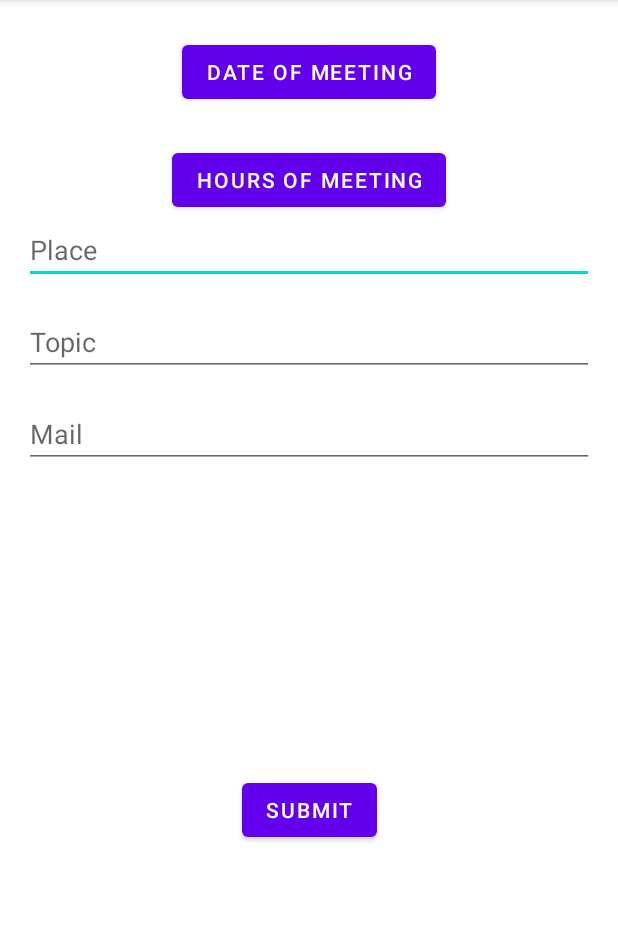
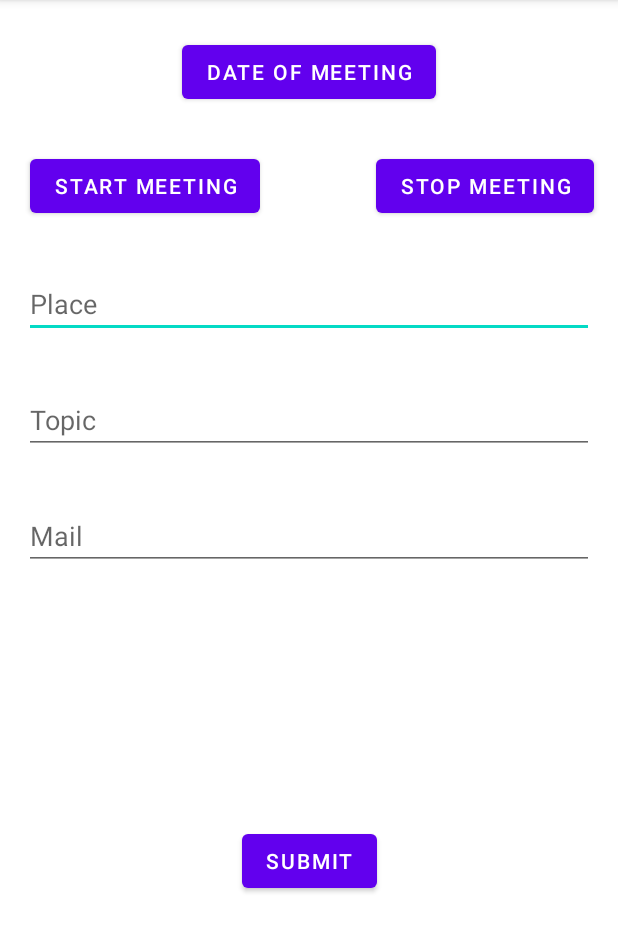
Before and after one commit to Demarlier/MaReu, an Android app: the AddMeetingActivity screen opened directly, with no data from a screen before it, on a phone screen of 412 x 824 dp, the part 84-1036 px from its top. Run offline under Robolectric (Android 15) with nearby library versions, the phone set to English and light mode, and no system bars; our stand-ins replace ButterKnife.

Commit message:
Update object hours + finition interface

```diff
--- a/app/src/main/java/johnny/demarlier/mareu/Controller/AddMeetingActivity.java
+++ b/app/src/main/java/johnny/demarlier/mareu/Controller/AddMeetingActivity.java
@@ -21,13 +21,14 @@ import butterknife.ButterKnife;
 import butterknife.OnClick;
 import johnny.demarlier.mareu.Fragment.DatePickerFragment;
 import johnny.demarlier.mareu.Fragment.TimePickerFragment;
+import johnny.demarlier.mareu.Model.Hours;
 import johnny.demarlier.mareu.Model.Meeting;
 import johnny.demarlier.mareu.Model.Room;
 import johnny.demarlier.mareu.R;
 import johnny.demarlier.mareu.Service.DI;
 import johnny.demarlier.mareu.Service.MeetingApiService;
 
-public class AddMeetingActivity extends AppCompatActivity implements DatePickerDialog.OnDateSetListener, TimePickerDialog.OnTimeSetListener {
+public class AddMeetingActivity extends AppCompatActivity implements DatePickerDialog.OnDateSetListener {
 
     @BindView(R.id.submitBtn)
     public Button submitMeeting;
@@ -50,11 +51,11 @@ public class AddMeetingActivity extends AppCompatActivity implements DatePickerD
     @BindView(R.id.mailMeeting)
     public EditText mMailMeeting;
 
+
     private MeetingApiService mMeetingApiService;
     private String currentDateString;
-    private String startTimeString;
-    private String stopTimeString;
-
+    private Hours startTimeString;
+    private Hours stopTimeString;
 
 
     @Override
@@ -74,7 +75,13 @@ public class AddMeetingActivity extends AppCompatActivity implements DatePickerD
         mStartMeeting.setOnClickListener(new View.OnClickListener() {
             @Override
             public void onClick(View v) {
-                DialogFragment timePicker = new TimePickerFragment();
+                DialogFragment timePicker = new TimePickerFragment(new TimePickerDialog.OnTimeSetListener(){
+
+                    @Override
+                    public void onTimeSet(TimePicker view, int hourOfDay, int minute) {
+                        startTimeString = hourOfDay + ":" + minute;
+                    }
+                });
                 timePicker.show(getSupportFragmentManager(), "start time picker");
 
             }
@@ -82,7 +89,12 @@ public class AddMeetingActivity extends AppCompatActivity implements DatePickerD
         mStopMeeting.setOnClickListener(new View.OnClickListener(){
             @Override
             public void onClick(View v){
-                DialogFragment timePicker = new TimePickerFragment();
+                DialogFragment timePicker = new TimePickerFragment(new TimePickerDialog.OnTimeSetListener() {
+                    @Override
+                    public void onTimeSet(TimePicker view, int hourOfDay, int minute) {
+                        stopTimeString = hourOfDay + ":" + minute;
+                    }
+                });
                 timePicker.show(getSupportFragmentManager(),"stop time picker");
             }
         });
@@ -99,17 +111,11 @@ public class AddMeetingActivity extends AppCompatActivity implements DatePickerD
 
     }
 
-    @Override
-    public void onTimeSet(TimePicker view, int hourOfDay, int minute) {
-        startTimeString = hourOfDay + ":" + minute;
-        stopTimeString = hourOfDay + ":" + minute;
-
-    }
 
     @OnClick(R.id.submitBtn)
     void addMeeting() {
-        String startMeeting = startTimeString;
-        String stopMeeting = stopTimeString;
+        Hours startMeeting = new Hours(startTimeString.toString());
+        Hours stopMeeting = new Hours(stopTimeString.toString());
         String date = currentDateString;
         Room place = new Room(mPlaceMeeting.getEditableText().toString());
         String topic = mTopicMeeting.getEditableText().toString();
--- a/app/src/main/java/johnny/demarlier/mareu/Controller/ListMeetingActivity.java
+++ b/app/src/main/java/johnny/demarlier/mareu/Controller/ListMeetingActivity.java
@@ -88,7 +88,7 @@ public class ListMeetingActivity extends AppCompatActivity implements MeetingLis
     }
 
 
-    // @Override
+    @Override
     public void onClickDelete(Meeting meeting) {
         mMeetingApiService.deleteMeeting(meeting);
         loadData();
--- a/app/src/main/java/johnny/demarlier/mareu/Fragment/TimePickerFragment.java
+++ b/app/src/main/java/johnny/demarlier/mareu/Fragment/TimePickerFragment.java
@@ -11,6 +11,10 @@ import androidx.fragment.app.DialogFragment;
 import java.util.Calendar;
 
 public class TimePickerFragment extends DialogFragment {
+    private TimePickerDialog.OnTimeSetListener mListener;
+    public TimePickerFragment(TimePickerDialog.OnTimeSetListener listener) {
+        mListener = listener;
+    }
 
     @NonNull
     @Override
@@ -18,6 +22,6 @@ public class TimePickerFragment extends DialogFragment {
         Calendar c = Calendar.getInstance();
         int hour = c.get(Calendar.HOUR_OF_DAY);
         int minute = c.get(Calendar.MINUTE);
-        return new TimePickerDialog(getActivity(),(TimePickerDialog.OnTimeSetListener)getActivity(), hour, minute, android.text.format.DateFormat.is24HourFormat(getActivity()));
+        return new TimePickerDialog(getActivity(),mListener, hour, minute, android.text.format.DateFormat.is24HourFormat(getActivity()));
     }
 }
--- a/app/src/main/java/johnny/demarlier/mareu/View/ListMeetingViewHolder.java
+++ b/app/src/main/java/johnny/demarlier/mareu/View/ListMeetingViewHolder.java
@@ -38,11 +38,11 @@ public class ListMeetingViewHolder  extends RecyclerView.ViewHolder {
     public void bind(Meeting meeting, MeetingListAdapter.Listener callback){
         roundImage.setImageResource(R.drawable.ic_baseline_play_circle_outline_24);
         deleteBtn.setOnClickListener(view -> callback.onClickDelete(meeting));
-        //placeName.setText(meeting.getPlace());
+        placeName.setText(meeting.getPlace().getModelRoom());
         topicName.setText(meeting.getTopic());
         emailName.setText(meeting.getMail());
         dateName.setText(meeting.getDate());
-        startMeetingName.setText(meeting.getStartMeeting());
-        stopMeetingName.setText(meeting.getStopMeeting());
+        startMeetingName.setText(meeting.getStartMeeting().getModelHours());
+        stopMeetingName.setText(meeting.getStopMeeting().getModelHours());
     }
 }
--- a/app/src/main/res/layout/add_meeting.xml
+++ b/app/src/main/res/layout/add_meeting.xml
@@ -16,13 +16,24 @@
         app:layout_constraintTop_toTopOf="parent" />
 
     <Button
-        android:id="@+id/hoursMeeting"
+        android:id="@+id/startMeeting"
         android:layout_width="wrap_content"
         android:layout_height="wrap_content"
-        android:layout_marginTop="24dp"
-        android:text="Hours of meeting"
+        android:layout_marginTop="28dp"
+        android:text="Start meeting"
+        app:layout_constraintEnd_toStartOf="@+id/stopMeeting"
+        app:layout_constraintHorizontal_bias="0.207"
+        app:layout_constraintStart_toStartOf="parent"
+        app:layout_constraintTop_toBottomOf="@+id/dateMeeting" />
+
+    <Button
+        android:id="@+id/stopMeeting"
+        android:layout_width="wrap_content"
+        android:layout_height="wrap_content"
+        android:layout_marginTop="28dp"
+        android:layout_marginEnd="16dp"
+        android:text="Stop Meeting"
         app:layout_constraintEnd_toEndOf="parent"
-        app:layout_constraintStart_toStartOf="parent"
         app:layout_constraintTop_toBottomOf="@+id/dateMeeting" />
 
     <EditText
@@ -30,22 +41,26 @@
         android:layout_width="0dp"
         android:layout_height="wrap_content"
         android:layout_marginStart="16dp"
+        android:layout_marginTop="32dp"
         android:layout_marginEnd="16dp"
+        android:maxLength="30"
         android:hint="Place"
         app:layout_constraintEnd_toEndOf="parent"
         app:layout_constraintHorizontal_bias="0.0"
         app:layout_constraintStart_toStartOf="parent"
-        app:layout_constraintTop_toBottomOf="@+id/hoursMeeting" />
+        app:layout_constraintTop_toBottomOf="@+id/startMeeting" />
 
     <EditText
         android:id="@+id/topicMeeting"
         android:layout_width="0dp"
         android:layout_height="wrap_content"
         android:layout_marginStart="16dp"
-        android:layout_marginTop="16dp"
+        android:layout_marginTop="32dp"
         android:layout_marginEnd="16dp"
+        android:maxLength="30"
         android:hint="Topic"
         app:layout_constraintEnd_toEndOf="parent"
+        app:layout_constraintHorizontal_bias="0.0"
         app:layout_constraintStart_toStartOf="parent"
         app:layout_constraintTop_toBottomOf="@+id/placeMeeting" />
 
@@ -54,11 +69,12 @@
         android:layout_width="0dp"
         android:layout_height="wrap_content"
         android:layout_marginStart="16dp"
+        android:layout_marginTop="32dp"
         android:layout_marginEnd="16dp"
-        android:layout_marginTop="16dp"
         android:hint="Mail"
         android:inputType="textMultiLine"
         app:layout_constraintEnd_toEndOf="parent"
+        app:layout_constraintHorizontal_bias="0.0"
         app:layout_constraintStart_toStartOf="parent"
         app:layout_constraintTop_toBottomOf="@+id/topicMeeting" />
 
@@ -71,4 +87,6 @@
         app:layout_constraintEnd_toEndOf="parent"
         app:layout_constraintStart_toStartOf="parent"
         app:layout_constraintTop_toBottomOf="@+id/mailMeeting" />
+
+
 </androidx.constraintlayout.widget.ConstraintLayout>
```
Also changed, not shown: app/src/main/java/johnny/demarlier/mareu/Model/Hours.java (added, +54 -0 lines), app/src/main/java/johnny/demarlier/mareu/Model/Meeting.java (+11 -11 lines), app/src/main/java/johnny/demarlier/mareu/Model/Room.java (+11 -7 lines), app/src/main/res/layout/fragment_meeting.xml (+33 -20 lines).
